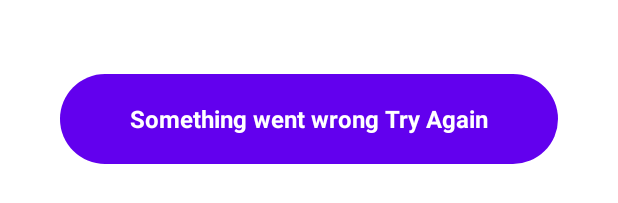
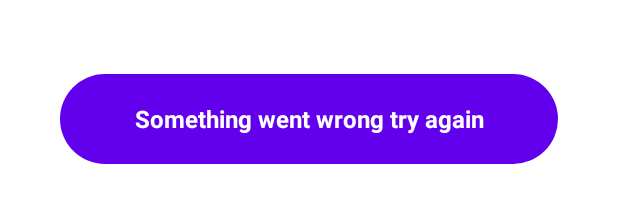
Before and after one commit to hossam9k/PhotosApp, an Android app: the layout layout_api_error.xml on its own in the app's theme, with its tools: preview values and no code run, on a phone screen of 412 x 824 dp. Shown: the part 683-886 px from the top of the screen. Run offline under Robolectric (Android 15) with nearby library versions, the phone set to English and light mode, and no system bars.

```diff
--- a/app/src/main/res/values/strings.xml
+++ b/app/src/main/res/values/strings.xml
@@ -1,7 +1,7 @@
 <resources>
     <string name="app_name">Photo App</string>
     <string name="no_data_found">No Data Found</string>
-    <string name="try_again">Something went wrong Try Again</string>
+    <string name="try_again">Something went wrong try again</string>
     <string name="no_internet">Check internet connection and Press again</string>
     <string name="str_network_no_internet_connection">There is no wifi or internet connection</string>
 
```
